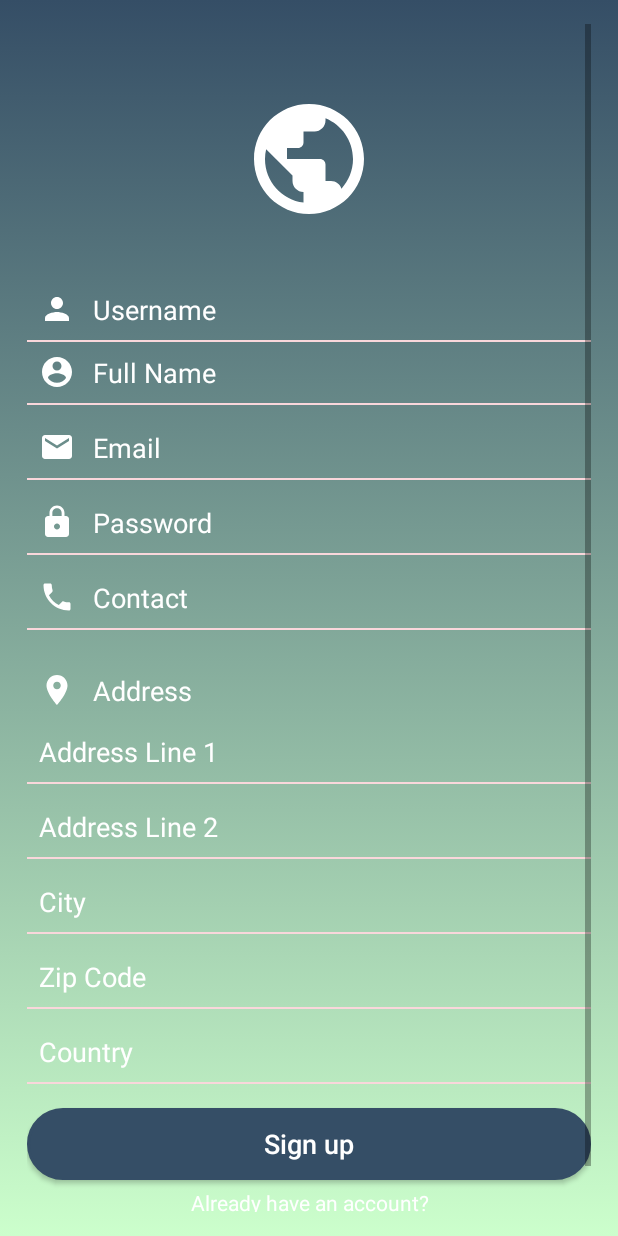
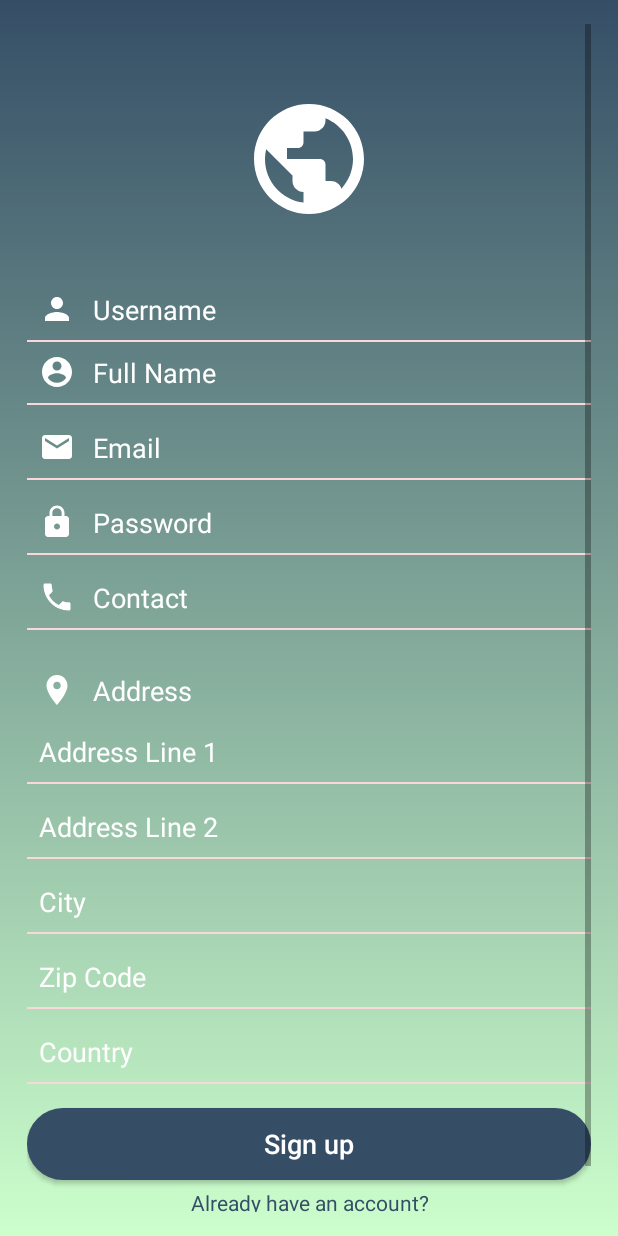
Before and after one commit to tarun20mogra/Khana, an Android app: the layout activity_sign_up.xml on its own in the app's theme, with its tools: preview values and no code run, on a phone screen of 412 x 824 dp. Run offline under Robolectric (Android 15) with nearby library versions, the phone set to English and light mode, and no system bars.

Commit message:
apk error solved

```diff
--- a/app/src/main/java/com/example/tarun/khana/SaveUserInfo.java
+++ b/app/src/main/java/com/example/tarun/khana/SaveUserInfo.java
@@ -2,9 +2,7 @@ package com.example.tarun.khana;
 
 import android.util.Log;
 
-/**
- * Created by Tarun on 3/13/2018.
- */
+
 
 public class SaveUserInfo {
     public String user_name = null;
--- a/app/src/main/java/com/example/tarun/khana/SeekerTodaysFoodListAdapter.java
+++ b/app/src/main/java/com/example/tarun/khana/SeekerTodaysFoodListAdapter.java
@@ -38,6 +38,8 @@ public class SeekerTodaysFoodListAdapter extends RecyclerView.Adapter<SeekerToda
     GetUserInfo currentUserInfo;
     //Arraylist of all the uri
     ArrayList<String> urls = new ArrayList<>();
+    private Singleton var = Singleton.getInstance();
+
     public SeekerTodaysFoodListAdapter(SeekerHome seekerHome, ArrayList<SeekerGetTodayFoodInfo> seekerGetTodayFoodInfo, GetUserInfo getUserInfo){
         todayFoodInfo = seekerGetTodayFoodInfo;
         context = seekerHome;
@@ -67,6 +69,7 @@ public class SeekerTodaysFoodListAdapter extends RecyclerView.Adapter<SeekerToda
                 Log.v("uri is",""+uri.toString());
                 Glide.with(context).load(uri.toString()).into(holder.todaysFoodImage);
                 urls.add(uri.toString());
+                var.urlOfTodaysFoodImage.put(todayFoodInfo.get(position).user_name+"_"+todayFoodInfo.get(position).dish_name,uri.toString());
             }
         });
         holder.itemView.setOnClickListener(new View.OnClickListener() {
@@ -75,7 +78,7 @@ public class SeekerTodaysFoodListAdapter extends RecyclerView.Adapter<SeekerToda
                 Intent intent = new Intent(context,SeekerClickedTodaysFoodInfo.class);
                 intent.putExtra("current_user_info",currentUserInfo);
                 intent.putExtra("todays_food_info", (Serializable) todayFoodInfo);
-                intent.putStringArrayListExtra("image_of_food_clicked",urls);
+               // intent.putStringArrayListExtra("image_of_food_clicked",urls);
                 intent.putExtra("current_value",position);
                 context.startActivity(intent);
             }
--- a/app/src/main/res/layout/activity_sign_up.xml
+++ b/app/src/main/res/layout/activity_sign_up.xml
@@ -37,6 +37,7 @@
                 android:padding="8dp"
                 android:hint="Username"
                 android:textColorHint="#ffffff"
+
                 android:maxLines="1"
                 android:drawableLeft="@drawable/ic_person_black_24dp"
                 />
@@ -226,7 +227,7 @@
                    android:layout_width="match_parent"
                    android:layout_height="wrap_content"
                    android:text="Already have an account?"
-                   android:textColor="@color/white"
+                   android:textColor="#354e66"
                    android:gravity="center"
                    android:padding="5dp"
                    />
@@ -234,8 +235,9 @@
                     android:layout_width="match_parent"
                     android:layout_height="wrap_content"
                     android:text="Login"
-                    android:textColor="#4747bc"
+                    android:textColor="#354e66"
                     android:clickable="true"
+
                     android:padding="2dp"
                     android:gravity="center"
                     android:id="@+id/loginBack"/>
--- a/app/src/main/res/layout/service_provider.xml
+++ b/app/src/main/res/layout/service_provider.xml
@@ -113,7 +113,7 @@
                 android:id="@+id/forgotPasswordProvider"
                 android:text="Forgot Your Password?"
                 android:layout_gravity="center_horizontal"
-                android:textColor="#ffffff"
+                android:textColor="#354e66"
                 android:padding="16dp"
                 android:clickable="true"
                 android:layout_marginBottom="16dp"
--- a/app/src/main/res/layout/service_seeker.xml
+++ b/app/src/main/res/layout/service_seeker.xml
@@ -113,7 +113,7 @@
                 android:id="@+id/forgotPasswordSeeker"
                 android:text="Forgot Your Password?"
                 android:layout_gravity="center_horizontal"
-                android:textColor="#ffffff"
+                android:textColor="#354e66"
                 android:padding="16dp"
                 android:clickable="true"
                 android:layout_marginBottom="16dp"
--- a/app/src/main/res/values/colors.xml
+++ b/app/src/main/res/values/colors.xml
@@ -2,7 +2,7 @@
 <resources>
     <color name="colorPrimary">#44617e</color>
     <color name="colorPrimaryDark">#354e66</color>
-    <color name="colorAccent">#44617e</color>
+    <color name="colorAccent">#354e66</color>
     <color name="background">#f1009688</color>
     <color name="previewDark">#1d2c39</color>
     <color name="uploadDark">#5d7386</color>
```
Also changed, not shown: app/src/main/java/com/example/tarun/khana/GetUserInfo.java (+7 -7 lines), app/src/main/java/com/example/tarun/khana/SeekerClickedTodaysFoodInfo.java (+6 -7 lines), app/src/main/java/com/example/tarun/khana/Singleton.java (added, +16 -0 lines).
